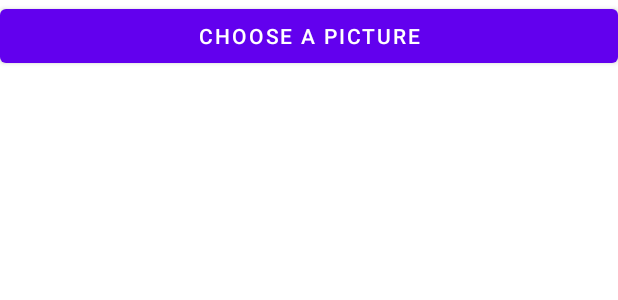
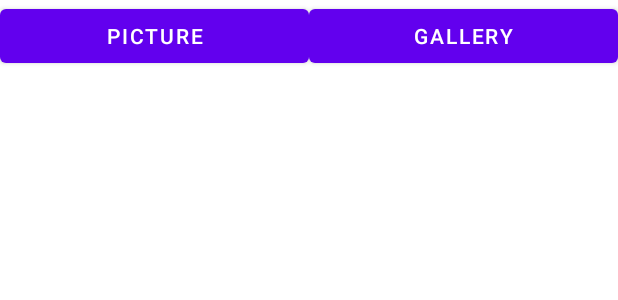
Before and after one commit to JC-Choo/SampleActivityResult, an Android app: the layout activity_picture.xml on its own in the app's theme, with its tools: preview values and no code run, on a phone screen of 412 x 824 dp. Shown: the top 300 px of the screen. Run offline under Robolectric (Android 15) with nearby library versions, the phone set to English and light mode, and no system bars.

Commit message:
Add media gallery flow
Signed-off-by: JC-Choo <jicheolchoo@gmail.com>

```diff
--- a/activityresultsample2/src/main/res/layout/activity_picture.xml
+++ b/activityresultsample2/src/main/res/layout/activity_picture.xml
@@ -7,12 +7,21 @@
     tools:context=".picture.PictureActivity">
 
     <Button
-        android:id="@+id/choose"
-        android:layout_width="match_parent"
+        android:id="@+id/imageGallery"
+        android:layout_width="0dp"
         android:layout_height="wrap_content"
-        android:text="choose a picture"
+        android:text="picture"
+        app:layout_constraintEnd_toStartOf="@id/mediaGallery"
+        app:layout_constraintStart_toStartOf="parent"
+        app:layout_constraintTop_toTopOf="parent" />
+
+    <Button
+        android:id="@+id/mediaGallery"
+        android:layout_width="0dp"
+        android:layout_height="wrap_content"
+        android:text="gallery"
         app:layout_constraintEnd_toEndOf="parent"
-        app:layout_constraintStart_toStartOf="parent"
+        app:layout_constraintStart_toEndOf="@id/imageGallery"
         app:layout_constraintTop_toTopOf="parent" />
 
     <ImageView
@@ -23,6 +32,6 @@
         app:layout_constraintBottom_toBottomOf="parent"
         app:layout_constraintEnd_toEndOf="parent"
         app:layout_constraintStart_toStartOf="parent"
-        app:layout_constraintTop_toBottomOf="@id/choose" />
+        app:layout_constraintTop_toBottomOf="@id/imageGallery" />
 
 </androidx.constraintlayout.widget.ConstraintLayout>
```
Also changed, not shown: activityresultsample2/src/main/java/dev/chu/activityresultsample2/picture/PictureActivity.kt (+10 -1 lines), activityresultsample2/src/main/java/dev/chu/activityresultsample2/picture/PictureContract.kt (added, +23 -0 lines).
